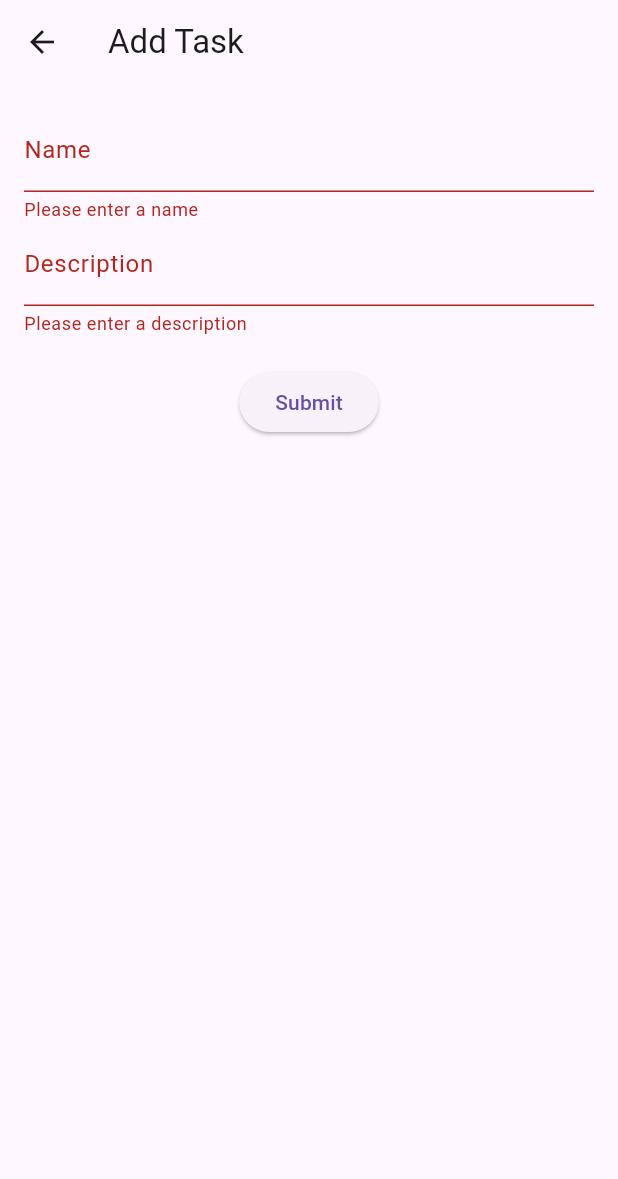
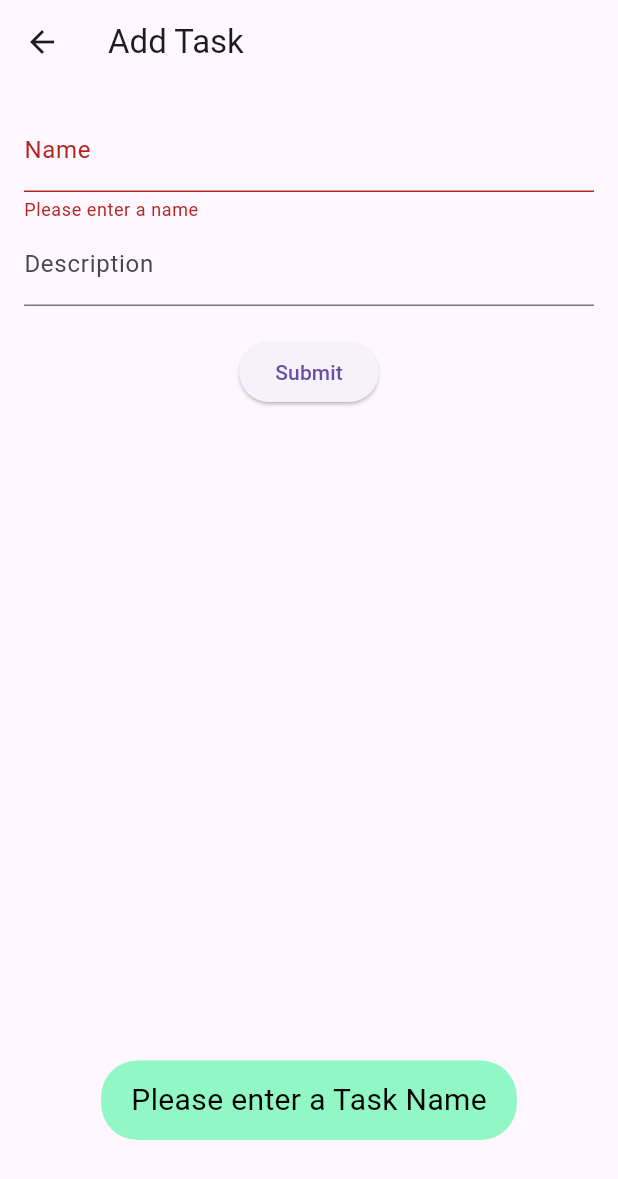
Before and after one commit to Arunhegde1231/pomato, a Flutter app: the NewTaskForm screen opened directly with empty values, after a tap on "Submit", on a phone screen of 412 x 824 dp. Shown: the top 1179 px of the screen. Run offline on Flutter 3.47's test engine with Material 3 defaults, Android fonts, the light colour scheme and no system bars; our stand-ins replace easy_date_timeline, fluttertoast, google_nav_bar, shared_preferences, sleek_circular_slider, sqflite; missing offline and left inert: flutter_settings_ui, msh_checkbox; accounts and stored records are empty.

Commit message:
Made Description optional.

```diff
--- a/lib/screens/tasks/newtaskscreen.dart
+++ b/lib/screens/tasks/newtaskscreen.dart
@@ -35,6 +35,14 @@ class _NewTaskFormState extends State<NewTaskForm> {
                 ),
                 validator: (value) {
                   if (value == null || value.isEmpty) {
+                    Fluttertoast.showToast(
+                        msg: "Please enter a Task Name",
+                        toastLength: Toast.LENGTH_SHORT,
+                        gravity: ToastGravity.BOTTOM,
+                        backgroundColor:
+                            const Color.fromARGB(255, 145, 247, 197),
+                        textColor: Colors.black,
+                        fontSize: 20);
                     return 'Please enter a name';
                   }
                   return null;
@@ -45,12 +53,6 @@ class _NewTaskFormState extends State<NewTaskForm> {
                 decoration: const InputDecoration(
                   labelText: 'Description',
                 ),
-                validator: (value) {
-                  if (value == null || value.isEmpty) {
-                    return 'Please enter a description';
-                  }
-                  return null;
-                },
               ),
               const SizedBox(height: 20),
               ElevatedButton(
--- a/lib/screens/tasks/tasklist.dart
+++ b/lib/screens/tasks/tasklist.dart
@@ -52,7 +52,7 @@ class TaskListWidgetState extends State<TaskListWidget> {
         } else if (snapshot.hasError) {
           return Center(child: Text('Error: ${snapshot.error}'));
         } else if (!snapshot.hasData || snapshot.data!.isEmpty) {
-          return const Center(child: Text('No tasks available.'));
+          return const Center(child: Text('Tasks Empty.'));
         } else {
           return ListView.builder(
             shrinkWrap: true,
```
